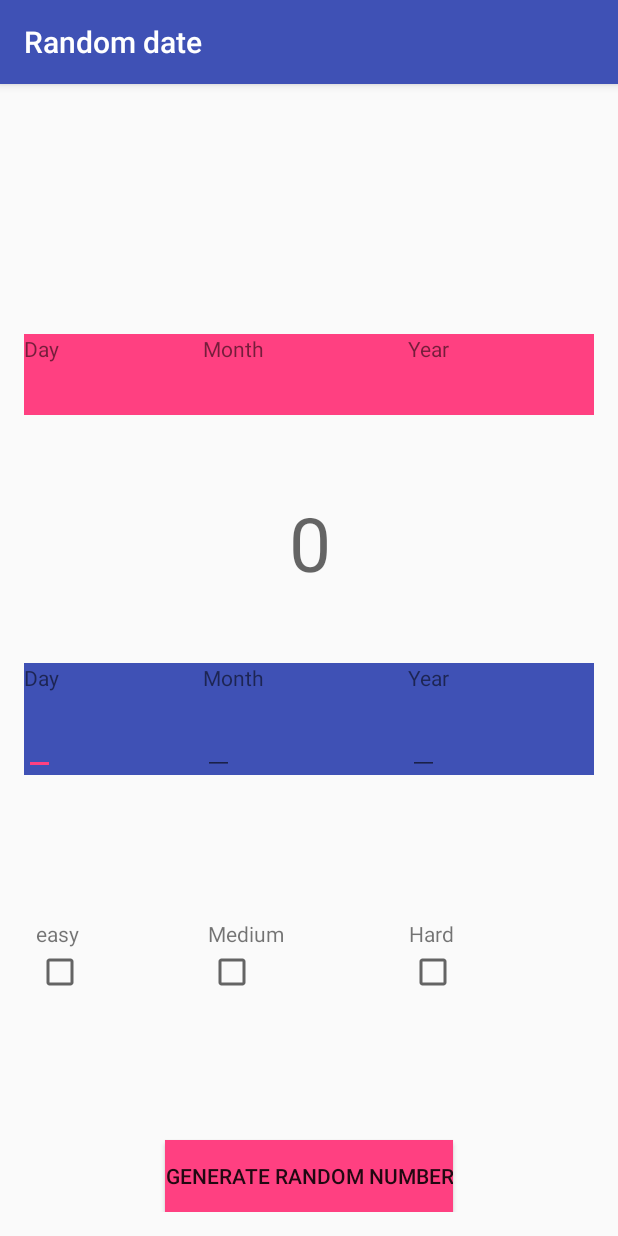
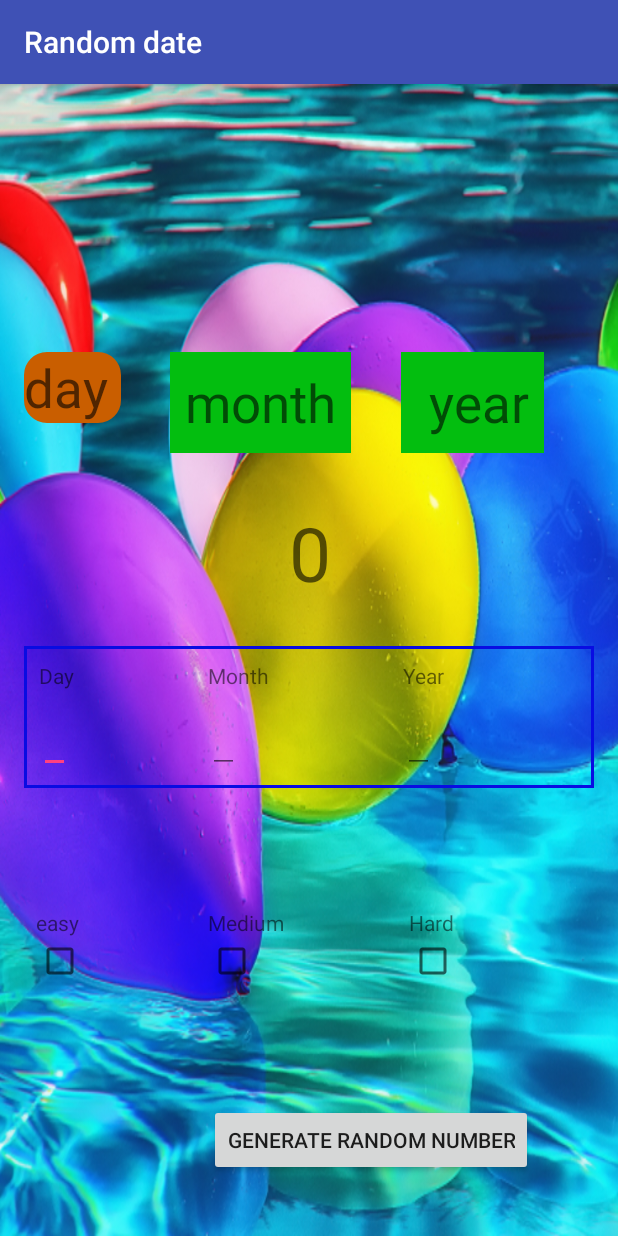
Before and after one commit to MohammedFouad/Randomdate, an Android app: the screen it shows after launch (MainActivity), on a phone screen of 412 x 824 dp. Run offline under Robolectric (Android 15) with nearby library versions, the phone set to English and light mode, and no system bars; our stand-ins replace AdMob, Firebase (no records; nobody signed in at launch, a user with empty details on screens opened directly); libraries missing offline, so code that uses them is left out: com.daimajia.androidanimations.

Commit message:
Added shape for design text view

```diff
--- a/app/build.gradle
+++ b/app/build.gradle
@@ -28,5 +28,7 @@ dependencies {
     implementation 'com.google.firebase:firebase-core:16.0.0'
     implementation 'com.google.android.gms:play-services-ads:15.0.1'
     implementation 'com.google.firebase:firebase-database:16.0.1'
+    compile 'com.daimajia.easing:library:2.0@aar'
+    compile 'com.daimajia.androidanimations:library:2.3@aar'
 }
 apply plugin: 'com.google.gms.google-services'
--- a/app/src/main/java/com/app/smart/randomdate/MainActivity.java
+++ b/app/src/main/java/com/app/smart/randomdate/MainActivity.java
@@ -1,17 +1,22 @@
 package com.app.smart.randomdate;
 
 import android.nfc.Tag;
+import android.os.CountDownTimer;
 import android.support.v7.app.AppCompatActivity;
 import android.os.Bundle;
 import android.text.TextUtils;
 import android.util.Log;
 import android.view.View;
+import android.view.animation.AlphaAnimation;
+import android.view.animation.Animation;
 import android.widget.Button;
 import android.widget.CheckBox;
 import android.widget.EditText;
 import android.widget.TextView;
 import android.widget.Toast;
 
+import com.daimajia.androidanimations.library.Techniques;
+import com.daimajia.androidanimations.library.YoYo;
 import com.google.android.gms.ads.MobileAds;
 import com.google.firebase.database.DataSnapshot;
 import com.google.firebase.database.DatabaseError;
@@ -82,9 +87,7 @@ public class MainActivity extends AppCompatActivity {
                     return;
                 }
 
-
                 getEntryDate();
-
                 if (easyCheckBox.isChecked()) {
 
                     randomDay = random.nextInt(30) + 1;
@@ -92,9 +95,17 @@ public class MainActivity extends AppCompatActivity {
                     randomYear = random.nextInt(1) + yearToGet;
 
                     if (!randomEqualEntry()) {
-                        Toast.makeText(MainActivity.this, " well done ", Toast.LENGTH_LONG).show();
-                        trialCountNumber = 0;
+
+
+                        YoYo.with(Techniques.Tada)
+                                .duration(700)
+                                .repeat(10)
+                                .playOn(findViewById(R.id.trialCount));
+                        trialCount.setTextColor(getResources().getColor(R.color.colorTrialCount));
+
+
                     }
+
                     displayRandomDate();
                     trialCountNumber++;
 
@@ -129,6 +140,7 @@ public class MainActivity extends AppCompatActivity {
         });
 
     }
+
     private boolean validateEntryData() {
         boolean result = true;
         if (TextUtils.isEmpty(dayEnteredNumber.getText().toString())) {
@@ -158,22 +170,39 @@ public class MainActivity extends AppCompatActivity {
         yearToGet = Integer.parseInt(yearUser);
     }
 
-    private boolean randomEqualEntry(){
+    private boolean randomEqualEntry() {
         boolean result = true;
         if (randomDay == dayToGet &&
                 randomMonth == monthToGet &&
-                randomYear == yearToGet){
+                randomYear == yearToGet) {
 
             result = false;
 
         }
-      return result;
+        return result;
     }
 
     private void displayRandomDate() {
 
+        YoYo.with(Techniques.Tada)
+                .duration(700)
+                .repeat(3)
+                .playOn(findViewById(R.id.random_day_text_view));
+
         dayRandomNumber.setText(String.valueOf(randomDay));
+
+        YoYo.with(Techniques.Tada)
+                .duration(700)
+                .repeat(3)
+                .playOn(findViewById(R.id.random_month_text_view));
+
         monthRandomNumber.setText(String.valueOf(randomMonth));
+
+        YoYo.with(Techniques.Tada)
+                .duration(700)
+                .repeat(3)
+                .playOn(findViewById(R.id.random_year_text_view));
+
         yearRandomNumber.setText(String.valueOf(randomYear));
         trialCount.setText(String.valueOf(trialCountNumber));
     }
--- /dev/null
+++ b/app/src/main/res/drawable/border.xml
@@ -0,0 +1,15 @@
+<?xml version="1.0" encoding="utf-8"?>
+<shape xmlns:android="http://schemas.android.com/apk/res/android">
+<stroke
+    android:width="5dp"
+    android:color="@color/divider" />
+<solid
+    android:color="@color/divider"
+    android:paddingLeft="10dp"
+    android:paddingTop="10dp"/>
+<padding
+    android:left="10dp"
+    android:top="10dp"
+    android:right="10dp"
+    android:bottom="10dp" />
+</shape>
--- /dev/null
+++ b/app/src/main/res/drawable/borderblue.xml
@@ -0,0 +1,15 @@
+<?xml version="1.0" encoding="utf-8"?>
+<shape xmlns:android="http://schemas.android.com/apk/res/android">
+    <stroke
+        android:width="2dp"
+        android:color="@color/divider_blue" />
+    <solid
+        android:color="#00FFFFFF"
+        android:paddingLeft="10dp"
+        android:paddingTop="10dp"/>
+    <padding
+        android:left="10dp"
+        android:top="10dp"
+        android:right="10dp"
+        android:bottom="10dp" />
+</shape>
--- /dev/null
+++ b/app/src/main/res/drawable/textfieldshape.xml
@@ -0,0 +1,15 @@
+<shape xmlns:android="http://schemas.android.com/apk/res/android"
+    android:shape="rectangle" >
+
+    <solid android:color="@color/Yellow" />
+    <stroke android:width="20dp" android:color="@color/Yellow"/>
+    <corners android:radius="5dp"/>
+    <gradient
+        android:startColor="@color/Yellow"
+        android:centerColor="@color/Yellow"
+        android:endColor="@color/Yellow"
+        android:centerX="0.5"
+        android:centerY="0.5"
+        android:gradientRadius="200"
+        android:type="radial" />
+</shape>
--- a/app/src/main/res/layout/activity_main.xml
+++ b/app/src/main/res/layout/activity_main.xml
@@ -5,6 +5,7 @@
     android:layout_width="match_parent"
     android:layout_height="match_parent"
     android:padding="16dp"
+    android:background="@drawable/randombackground"
     tools:context=".MainActivity"
     >
 
@@ -18,8 +19,7 @@
         app:layout_constraintLeft_toLeftOf="parent"
         app:layout_constraintRight_toRightOf="parent"
         app:layout_constraintTop_toTopOf="parent"
-        app:layout_constraintVertical_bias="0.221"
-        android:background="@color/colorAccent">
+        app:layout_constraintVertical_bias="0.221">
 
         <!-- day layout-->
         <LinearLayout
@@ -30,11 +30,13 @@
 
             <TextView
                 android:layout_width="wrap_content"
-                android:layout_height="wrap_content"
-                android:text="@string/day" />
+                android:layout_height="wrap_content" />
 
             <TextView
-                android:textSize="25sp"
+                android:textSize="35sp"
+                android:hint="day "
+                android:background="@drawable/textfieldshape"
+                android:textColor="@color/colorTrialCount"
                 android:id="@+id/random_day_text_view"
                 android:layout_width="wrap_content"
                 android:layout_height="wrap_content"
@@ -55,11 +57,13 @@
 
             <TextView
                 android:layout_width="wrap_content"
-                android:layout_height="wrap_content"
-                android:text="@string/month" />
+                android:layout_height="wrap_content" />
 
             <TextView
-                android:textSize="25sp"
+                android:textSize="35sp"
+                android:hint="month"
+                android:textColor="@color/colorTrialCount"
+                android:background="@drawable/border"
                 android:id="@+id/random_month_text_view"
                 android:layout_width="wrap_content"
                 android:layout_height="wrap_content"
@@ -80,13 +84,14 @@
 
             <TextView
                 android:layout_width="wrap_content"
-                android:layout_height="wrap_content"
-                android:text="@string/year" />
+                android:layout_height="wrap_content" />
 
 
             <TextView
-                android:textSize="25sp"
-                android:id="@+id/random_year_text_view"
+                android:textSize="35sp"
+                android:hint=" year"
+                android:textColor="@color/colorTrialCount"
+                android:background="@drawable/border" android:id="@+id/random_year_text_view"
                 android:layout_width="wrap_content"
                 android:layout_height="wrap_content"
                  app:layout_constraintBottom_toBottomOf="parent"
@@ -109,7 +114,7 @@
         app:layout_constraintRight_toRightOf="parent"
         app:layout_constraintTop_toTopOf="parent"
         app:layout_constraintVertical_bias="0.559"
-        android:background="@color/colorPrimary">
+        android:background="@drawable/borderblue">
 
         <!-- day layout-->
         <LinearLayout
@@ -196,7 +201,7 @@
         android:layout_marginBottom="8dp"
         android:layout_marginTop="12dp"
         android:hint="@string/lucky"
-        android:textColor="@color/colorTrialCount"
+        android:textColor="@color/colorTrialCountContinue"
         android:textSize="50sp"
         app:layout_constraintBottom_toTopOf="@+id/linearLayout"
         app:layout_constraintHorizontal_bias="0.501"
@@ -277,12 +282,13 @@
 
     <Button
         android:id="@+id/generate_random_number"
+
         android:layout_width="wrap_content"
         android:layout_height="wrap_content"
-        android:layout_marginTop="16dp"
-        android:background="@color/colorAccent"
+        android:layout_marginBottom="24dp"
         android:text="@string/generate_random_number"
         app:layout_constraintBottom_toBottomOf="parent"
+        app:layout_constraintHorizontal_bias="0.75"
         app:layout_constraintLeft_toLeftOf="parent"
         app:layout_constraintRight_toRightOf="parent" />
 
--- a/app/src/main/res/values/colors.xml
+++ b/app/src/main/res/values/colors.xml
@@ -4,5 +4,19 @@
     <color name="colorPrimaryDark">#303F9F</color>
     <color name="colorAccent">#FF4081</color>
 
-    <color name="colorTrialCount">#03be0f</color>
+    <color name="colorTrialCount">#ffffff</color>
+
+    <color name="colorTrialCountContinue">#ff0303</color>
+
+    <color name="divider">#03be0f</color>
+
+    <color name="divider_blue">#090ce2</color>
+
+    <color name="Yellow">#c95e00</color>
+
+    <color name="brawon">#9e3b02</color>
+
+    <color name="dark_yellow">#baae00</color>
+
+    <color name="dark_green">#007e2c</color>
 </resources>
--- a/build.gradle
+++ b/build.gradle
@@ -7,7 +7,7 @@ buildscript {
         jcenter()
     }
     dependencies {
-        classpath 'com.android.tools.build:gradle:3.1.2'
+        classpath 'com.android.tools.build:gradle:3.1.3'
         classpath 'com.google.gms:google-services:4.0.0'
 
 
```
Also changed, not shown: app/src/main/res/drawable/palybutton.png (added), app/src/main/res/drawable/randombackground.png (added).
